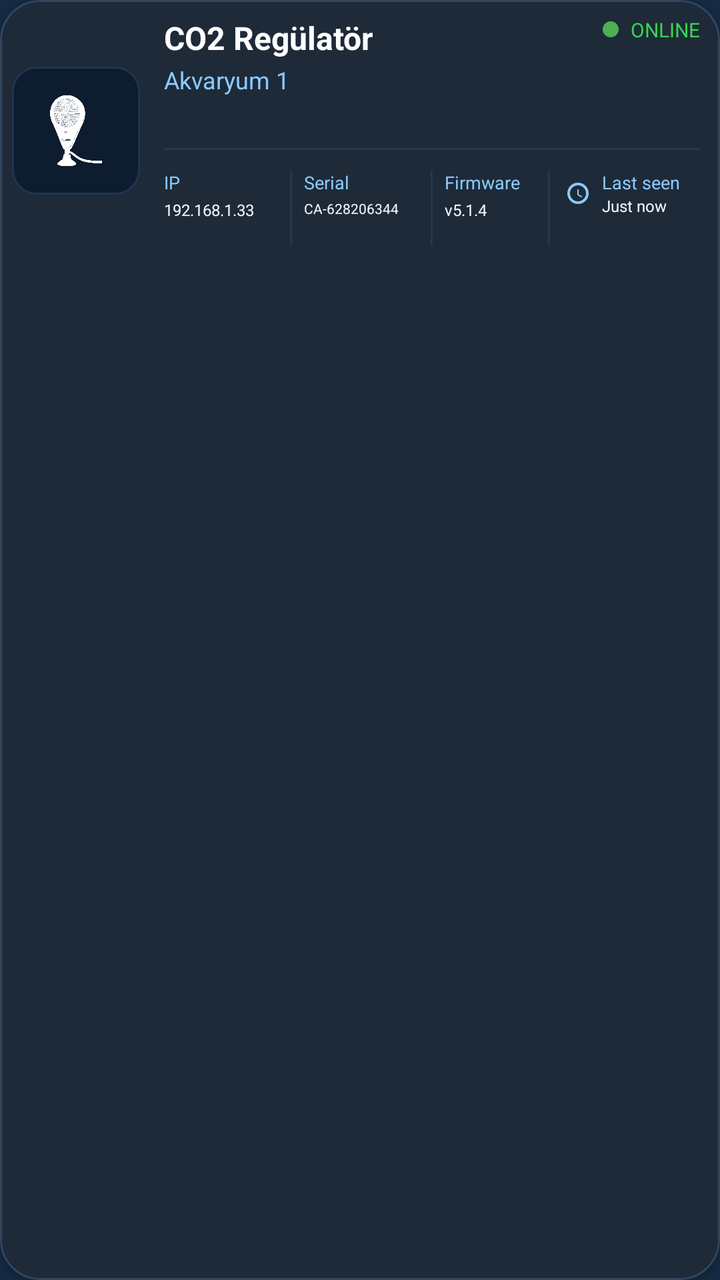
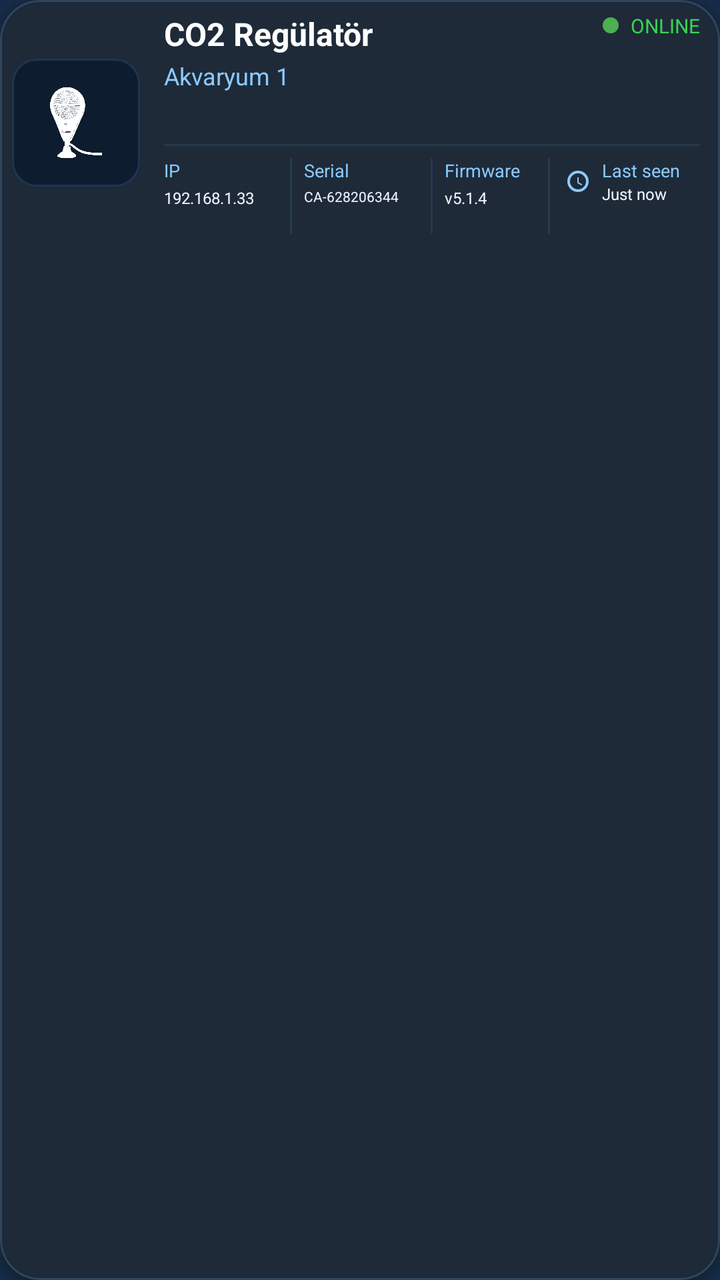

Compare the two renders of this Android layout. The source of the first and the diff that turns it into the second are given below.
<!-- AndroidManifest.xml: application theme AppTheme -->
<!-- res/layout/item_device_status.xml -->
<?xml version="1.0" encoding="utf-8"?>
<com.google.android.material.card.MaterialCardView
    xmlns:android="http://schemas.android.com/apk/res/android"
    xmlns:app="http://schemas.android.com/apk/res-auto"
    android:id="@+id/cardDevice"
    android:layout_width="match_parent"
    android:layout_height="wrap_content"
    android:layout_marginHorizontal="3dp"
    android:layout_marginVertical="8dp"
    android:backgroundTint="#1E2A38"
    app:cardCornerRadius="20dp"
    app:cardElevation="3dp"
    app:strokeWidth="1dp"
    app:strokeColor="#31465D"
    android:clickable="true"
    android:focusable="true"
    android:foreground="?attr/selectableItemBackground">

    <RelativeLayout
        android:layout_width="match_parent"
        android:layout_height="wrap_content"
        android:paddingStart="6dp"
        android:paddingTop="8dp"
        android:paddingEnd="10dp"
        android:paddingBottom="8dp">

        
        <FrameLayout
            android:id="@+id/flDeviceIconContainer"
            android:layout_width="64dp"
            android:layout_height="64dp"
            android:layout_alignParentStart="true"
            android:layout_centerVertical="true"
            android:layout_marginEnd="0dp"
            android:background="@drawable/bg_device_icon_container"
            android:padding="8dp">

            <ImageView
                android:id="@+id/ivDeviceIcon"
                android:layout_width="match_parent"
                android:layout_height="match_parent"
                android:src="@drawable/ic_device_aqua_ster"
                app:tint="@android:color/white"
                android:contentDescription="Device Icon"
                android:scaleType="centerInside"/>
        </FrameLayout>

        
        <LinearLayout
            android:id="@+id/llDeviceInfo"
            android:layout_width="wrap_content"
            android:layout_height="wrap_content"
            android:orientation="vertical"
            android:layout_toEndOf="@id/flDeviceIconContainer"
            android:layout_marginStart="12dp"
            android:layout_alignTop="@id/flDeviceIconContainer">

            <TextView
                android:id="@+id/tvDeviceName"
                android:layout_width="wrap_content"
                android:layout_height="wrap_content"
                android:text="CO2 Regülatör"
                android:textColor="@android:color/white"
                android:textStyle="bold"
                android:textSize="16sp" />

            <TextView
                android:id="@+id/tvTankName"
                android:layout_width="wrap_content"
                android:layout_height="wrap_content"
                android:layout_marginTop="2dp"
                android:text="Akvaryum 1"
                android:textColor="#8BCAFF"
                android:textSize="12sp" />
        </LinearLayout>

        
        <LinearLayout
            android:id="@+id/llStatusContainer"
            android:layout_width="wrap_content"
            android:layout_height="wrap_content"
            android:orientation="horizontal"
            android:gravity="center_vertical"
            android:layout_alignParentEnd="true"
            android:layout_alignTop="@id/llDeviceInfo">

            <View
                android:id="@+id/viewStatusDot"
                android:layout_width="8dp"
                android:layout_height="8dp"
                android:background="@drawable/bg_online_dot" />

            <TextView
                android:id="@+id/tvStatus"
                android:layout_width="wrap_content"
                android:layout_height="wrap_content"
                android:layout_marginStart="6dp"
                android:text="ONLINE"
                android:textColor="#39D353"
                android:textSize="10sp"/>
        </LinearLayout>

        
        <View
            android:id="@+id/viewMetaTopDivider"
            android:layout_width="match_parent"
            android:layout_height="1dp"
            android:layout_below="@id/flDeviceIconContainer"
            android:layout_marginTop="2dp"
            android:layout_toEndOf="@id/flDeviceIconContainer"
            android:layout_marginStart="12dp"
            android:background="#24384F" />

        
        <LinearLayout
            android:id="@+id/llDeviceMeta"
            android:layout_width="match_parent"
            android:layout_height="wrap_content"
            android:layout_below="@id/viewMetaTopDivider"
            android:layout_toEndOf="@id/flDeviceIconContainer"
            android:layout_marginStart="12dp"
            android:layout_marginTop="10dp"
            android:orientation="horizontal"
            android:weightSum="4">

            
            <LinearLayout
                android:layout_width="0dp"
                android:layout_height="wrap_content"
                android:layout_weight="1"
                android:orientation="vertical">

                <TextView
                    android:id="@+id/tvIpTitle"
                    android:layout_width="wrap_content"
                    android:layout_height="wrap_content"
                    android:text="IP"
                    android:textColor="#8BCAFF"
                    android:textSize="9sp" />

                <TextView
                    android:id="@+id/tvIp"
                    android:layout_width="wrap_content"
                    android:layout_height="wrap_content"
                    android:layout_marginTop="2dp"
                    android:text="192.168.1.33"
                    android:textColor="#EEF4FF"
                    android:textSize="8sp"
                    android:singleLine="true"
                    android:ellipsize="end"/>
            </LinearLayout>

            
            <View
                android:layout_width="1dp"
                android:layout_height="38dp"
                android:layout_marginHorizontal="6dp"
                android:background="#24384F" />

            
            <LinearLayout
                android:layout_width="0dp"
                android:layout_height="wrap_content"
                android:layout_weight="1"
                android:orientation="vertical">

                <TextView
                    android:id="@+id/tvSerialTitle"
                    android:layout_width="wrap_content"
                    android:layout_height="wrap_content"
                    android:text="Serial"
                    android:textColor="#8BCAFF"
                    android:textSize="9sp" />

                <TextView
                    android:id="@+id/tvSerial"
                    android:layout_width="wrap_content"
                    android:layout_height="wrap_content"
                    android:layout_marginTop="2dp"
                    android:text="CA-628206344"
                    android:textColor="#EEF4FF"
                    android:textSize="7sp"
                    android:singleLine="true"
                    android:ellipsize="end"/>
            </LinearLayout>

            
            <View
                android:layout_width="1dp"
                android:layout_height="38dp"
                android:layout_marginHorizontal="6dp"
                android:background="#24384F" />

            
            <LinearLayout
                android:layout_width="0dp"
                android:layout_height="wrap_content"
                android:layout_weight="0.8"
                android:orientation="vertical">

                <TextView
                    android:id="@+id/tvFirmwareTitle"
                    android:layout_width="wrap_content"
                    android:layout_height="wrap_content"
                    android:text="Firmware"
                    android:textColor="#8BCAFF"
                    android:textSize="9sp" />

                <TextView
                    android:id="@+id/tvFirmware"
                    android:layout_width="wrap_content"
                    android:layout_height="wrap_content"
                    android:layout_marginTop="2dp"
                    android:text="v5.1.4"
                    android:textColor="#EEF4FF"
                    android:textSize="8sp"
                    android:singleLine="true"
                    android:ellipsize="end"/>
            </LinearLayout>

            
            <View
                android:layout_width="1dp"
                android:layout_height="38dp"
                android:layout_marginHorizontal="6dp"
                android:background="#24384F" />

            
            <LinearLayout
                android:layout_width="0dp"
                android:layout_height="wrap_content"
                android:layout_weight="1.2"
                android:orientation="horizontal"
                android:gravity="center_vertical">

                
                <ImageView
                    android:id="@+id/ivLastSeen"
                    android:layout_width="16dp"
                    android:layout_height="16dp"
                    android:src="@drawable/ic_last_seen"
                    android:layout_marginEnd="4dp"
                    android:contentDescription="Last seen icon"/>

                
                <LinearLayout
                    android:layout_width="wrap_content"
                    android:layout_height="wrap_content"
                    android:orientation="vertical">

                    <TextView
                        android:id="@+id/tvLastSeenTitle"
                        android:layout_width="wrap_content"
                        android:layout_height="wrap_content"
                        android:text="Last seen"
                        android:textColor="#8BCAFF"
                        android:textSize="9sp"
                        android:singleLine="true"
                        android:ellipsize="end"/>

                    <TextView
                        android:id="@+id/tvLastSeen"
                        android:layout_width="wrap_content"
                        android:layout_height="wrap_content"
                        android:text="Just now"
                        android:textColor="#EEF4FF"
                        android:textSize="8sp"
                        android:textStyle="normal"
                        android:singleLine="true"
                        android:ellipsize="end"/>
                </LinearLayout>
            </LinearLayout>

        </LinearLayout>

    </RelativeLayout>
</com.google.android.material.card.MaterialCardView>
<!-- resources referenced by this layout -->
<resources>
  <!-- drawable bg_device_icon_container (drawable) -->
  <shape xmlns:android="http://schemas.android.com/apk/res/android"
      android:shape="rectangle">
  
      <solid android:color="#0D1C2E" /> 
      <stroke
          android:width="1dp"
          android:color="#1E3550" /> 
      <corners android:radius="12dp"/>
  </shape>
  <!-- drawable bg_online_dot (drawable) -->
  <?xml version="1.0" encoding="utf-8"?>
  <shape xmlns:android="http://schemas.android.com/apk/res/android"
      android:shape="oval">
  
      <size
          android:width="8dp"
          android:height="8dp" />
  
      <solid android:color="#4CAF50"/>
  
  </shape>
  <!-- drawable ic_device_aqua_ster: png bitmap (drawable, 389859 bytes) -->
  <!-- drawable ic_last_seen (drawable) -->
  <vector xmlns:android="http://schemas.android.com/apk/res/android"
      android:width="16dp"
      android:height="16dp"
      android:viewportWidth="24"
      android:viewportHeight="24">
      <path
          android:fillColor="#8BCAFF"
          android:pathData="M12,20a8,8 0 1,0 -8,-8 8,8 0 0,0 8,8zm0,-14a6,6 0 1,1 -6,6 6,6 0 0,1 6,-6zm.5,3h-1v4.25l3.15,1.88.5,-.86 -2.65,-1.57V9z"/>
  </vector>
  <style name="AppTheme" parent="Theme.Material3.DayNight.NoActionBar">
  
          
          <item name="colorPrimary">@color/md_theme_light_primary</item>
          <item name="colorOnPrimary">@color/md_theme_light_onPrimary</item>
          <item name="colorSecondary">@color/md_theme_light_secondary</item>
          <item name="colorOnSecondary">@color/md_theme_light_onSecondary</item>
  
          
          <item name="android:colorBackground">@color/md_theme_light_background</item>
          <item name="colorSurface">@color/md_theme_light_surface</item>
          <item name="colorOnSurface">@color/md_theme_light_onSurface</item>
  
          
          <item name="colorSurfaceVariant">@color/md_theme_light_surfaceVariant</item>
          <item name="colorOnSurfaceVariant">@color/md_theme_light_onSurfaceVariant</item>
          <item name="colorOutline">@color/md_theme_light_outline</item>
          <item name="colorOutlineVariant">@color/md_theme_light_outlineVariant</item>
          <item name="colorError">@color/md_theme_light_error</item>
          <item name="colorOnError">@color/md_theme_light_onError</item>
  
          
          <item name="android:statusBarColor">@android:color/transparent</item>
          <item name="android:navigationBarColor">@android:color/black</item>
  
          
          <item name="android:windowLightStatusBar">true</item>
          <item name="android:windowLightNavigationBar">true</item>
  
          
          <item name="windowActionBar">false</item>
          <item name="android:windowNoTitle">true</item>
      </style>
  <color name="md_theme_light_primary">#2196F3</color>
  <color name="md_theme_light_onPrimary">#FFFFFF</color>
  <color name="md_theme_light_secondary">#4A6363</color>
  <color name="md_theme_light_onSecondary">#FFFFFF</color>
  <color name="md_theme_light_background">#152B45</color>
  <color name="md_theme_light_surface">#152B45</color>
  <color name="md_theme_light_onSurface">#E0E6ED</color>
  <color name="md_theme_light_surfaceVariant">#233042</color>
  <color name="md_theme_light_onSurfaceVariant">#5C6B75</color>
  <color name="md_theme_light_outline">#455A64</color>
  <color name="md_theme_light_outlineVariant">#37474F</color>
  <color name="md_theme_light_error">#D32F2F</color>
  <color name="md_theme_light_onError">#FFFFFF</color>
</resources>

<!-- the commit's change to res/layout/item_device_status.xml (unified diff, before → after) -->
@@ -6,7 +6,7 @@
     android:layout_width="match_parent"
     android:layout_height="wrap_content"
     android:layout_marginHorizontal="3dp"
-    android:layout_marginVertical="8dp"
+    android:layout_marginVertical="6dp"
     android:backgroundTint="#1E2A38"
     app:cardCornerRadius="20dp"
     app:cardElevation="3dp"
@@ -20,9 +20,9 @@
         android:layout_width="match_parent"
         android:layout_height="wrap_content"
         android:paddingStart="6dp"
-        android:paddingTop="8dp"
+        android:paddingTop="6dp"
         android:paddingEnd="10dp"
-        android:paddingBottom="8dp">
+        android:paddingBottom="6dp">
 
         
         <FrameLayout
@@ -119,7 +119,7 @@
             android:layout_below="@id/viewMetaTopDivider"
             android:layout_toEndOf="@id/flDeviceIconContainer"
             android:layout_marginStart="12dp"
-            android:layout_marginTop="10dp"
+            android:layout_marginTop="6dp"
             android:orientation="horizontal"
             android:weightSum="4">
 
